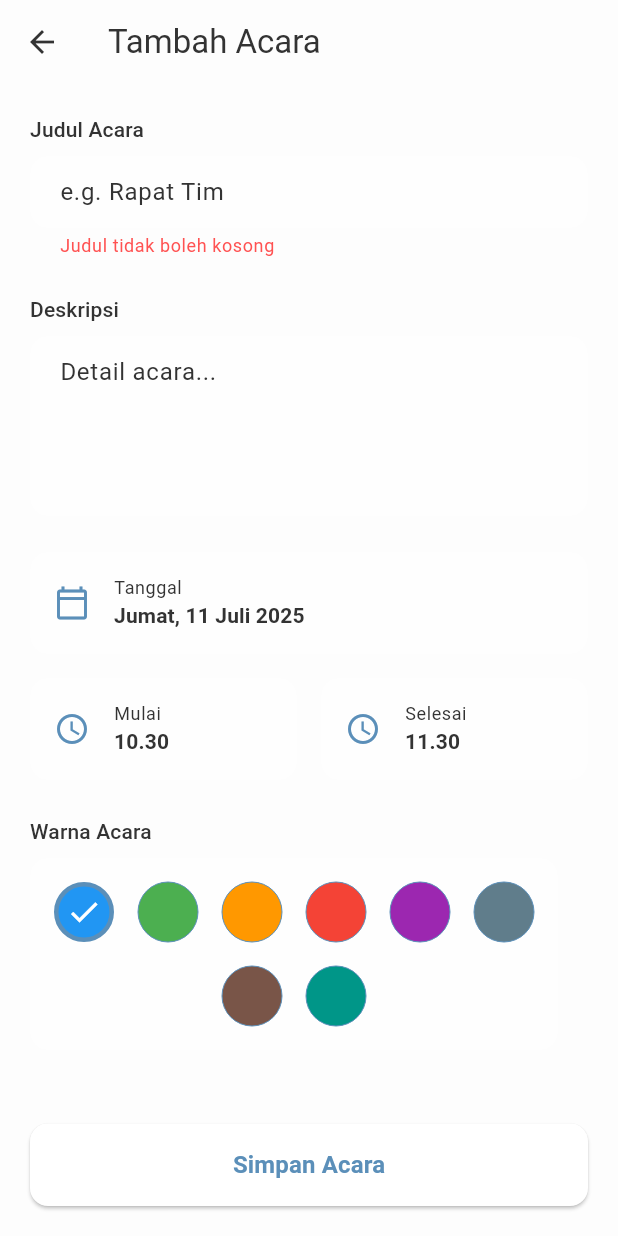
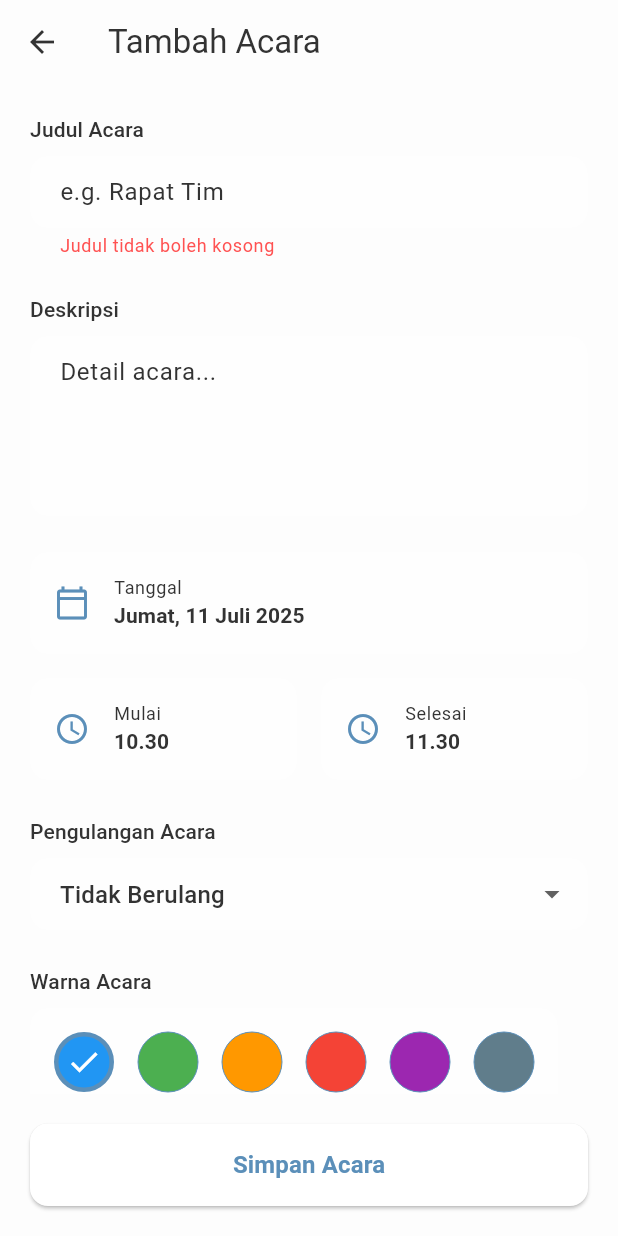
Before and after one commit to elxenz/kalender-final, a Flutter app: the EditEventScreen screen opened directly, after a tap on "Simpan Acara", on a phone screen of 412 x 824 dp. Run offline on Flutter 3.47's test engine with Material 3 defaults, Android fonts, the phone set to English and light mode, and no system bars; our stand-ins replace calendar_view, equatable, flutter_animate, flutter_local_notifications, shared_preferences, sqflite and 2 more; accounts and stored records are empty; statements that could not run were skipped.

Commit message:
finalisasi

```diff
--- a/lib/features/calendar/domain/entities/event.dart
+++ b/lib/features/calendar/domain/entities/event.dart
@@ -1,5 +1,8 @@
 import 'package:equatable/equatable.dart';
 import 'package:flutter/material.dart';
+
+// --- TAMBAHAN BARU: Enum untuk aturan pengulangan ---
+enum RecurrenceType { none, daily, weekly, monthly }
 
 class Event extends Equatable {
   final int? id;
@@ -9,6 +12,9 @@ class Event extends Equatable {
   final TimeOfDay startTime;
   final TimeOfDay endTime;
   final int colorValue;
+  // --- TAMBAHAN BARU: Properti untuk pengulangan ---
+  final RecurrenceType recurrenceType;
+  final DateTime? untilDate;
 
   const Event({
     this.id,
@@ -18,13 +24,23 @@ class Event extends Equatable {
     required this.startTime,
     required this.endTime,
     this.colorValue = 0xFF2196F3, // Warna biru sebagai default
+    this.recurrenceType = RecurrenceType.none, // Default tidak berulang
+    this.untilDate,
   });
 
   @override
-  List<Object?> get props =>
-      [id, title, description, date, startTime, endTime, colorValue];
+  List<Object?> get props => [
+        id,
+        title,
+        description,
+        date,
+        startTime,
+        endTime,
+        colorValue,
+        recurrenceType,
+        untilDate,
+      ];
 
-  // Helper untuk membuat salinan event dengan beberapa nilai yang diubah
   Event copyWith({
     int? id,
     String? title,
@@ -33,6 +49,8 @@ class Event extends Equatable {
     TimeOfDay? startTime,
     TimeOfDay? endTime,
     int? colorValue,
+    RecurrenceType? recurrenceType,
+    DateTime? untilDate,
   }) {
     return Event(
       id: id ?? this.id,
@@ -42,6 +60,8 @@ class Event extends Equatable {
       startTime: startTime ?? this.startTime,
       endTime: endTime ?? this.endTime,
       colorValue: colorValue ?? this.colorValue,
+      recurrenceType: recurrenceType ?? this.recurrenceType,
+      untilDate: untilDate ?? this.untilDate,
     );
   }
 }
--- a/lib/features/calendar/presentation/screens/calendar_screen.dart
+++ b/lib/features/calendar/presentation/screens/calendar_screen.dart
@@ -481,3 +481,4 @@ class _CalendarScreenState extends State<CalendarScreen> {
     );
   }
 }
+//aden
--- a/lib/features/calendar/presentation/screens/edit_event_screen.dart
+++ b/lib/features/calendar/presentation/screens/edit_event_screen.dart
@@ -27,6 +27,9 @@ class _EditEventScreenState extends State<EditEventScreen> {
   late TimeOfDay _startTime;
   late TimeOfDay _endTime;
   late int _selectedColorValue;
+  // State untuk fitur pengulangan
+  late RecurrenceType _recurrenceType;
+  DateTime? _untilDate;
 
   final List<Color> _colors = [
     const Color(0xFF2196F3), // Blue
@@ -51,6 +54,10 @@ class _EditEventScreenState extends State<EditEventScreen> {
         TimeOfDay(
             hour: TimeOfDay.now().hour + 1, minute: TimeOfDay.now().minute);
     _selectedColorValue = widget.event?.colorValue ?? _colors.first.value;
+
+    // Inisialisasi state pengulangan
+    _recurrenceType = widget.event?.recurrenceType ?? RecurrenceType.none;
+    _untilDate = widget.event?.untilDate;
   }
 
   @override
@@ -141,6 +148,10 @@ class _EditEventScreenState extends State<EditEventScreen> {
                   ),
                 ],
               ),
+              const SizedBox(height: 24),
+
+              // --- Bagian Pengulangan ---
+              _buildRecurrenceSection(),
               const SizedBox(height: 24),
 
               // --- Pemilih Warna ---
@@ -261,16 +272,74 @@ class _EditEventScreenState extends State<EditEventScreen> {
     );
   }
 
+  Widget _buildRecurrenceSection() {
+    final textTheme = Theme.of(context).textTheme;
+    return Column(
+      crossAxisAlignment: CrossAxisAlignment.start,
+      children: [
+        Text('Pengulangan Acara', style: textTheme.labelLarge),
+        const SizedBox(height: 8),
+        DropdownButtonFormField<RecurrenceType>(
+          value: _recurrenceType,
+          decoration: _inputDecoration(hintText: 'Atur pengulangan'),
+          items: const [
+            DropdownMenuItem(
+                value: RecurrenceType.none, child: Text('Tidak Berulang')),
+            DropdownMenuItem(
+                value: RecurrenceType.daily, child: Text('Setiap Hari')),
+            DropdownMenuItem(
+                value: RecurrenceType.weekly, child: Text('Setiap Minggu')),
+            DropdownMenuItem(
+                value: RecurrenceType.monthly, child: Text('Setiap Bulan')),
+          ],
+          onChanged: (value) {
+            setState(() {
+              _recurrenceType = value ?? RecurrenceType.none;
+              if (_recurrenceType == RecurrenceType.none) {
+                _untilDate = null;
+              }
+            });
+          },
+        ),
+        if (_recurrenceType != RecurrenceType.none) ...[
+          const SizedBox(height: 16),
+          _buildPickerCard(
+            icon: Icons.event_repeat_outlined,
+            label: 'Ulangi Hingga',
+            value: _untilDate == null
+                ? 'Pilih tanggal'
+                : DateFormat('d MMMM y', 'id_ID').format(_untilDate!),
+            onTap: _selectUntilDate,
+          ),
+        ],
+      ],
+    );
+  }
+
   Future<void> _selectDate() async {
     final DateTime? picked = await showDatePicker(
       context: context,
       initialDate: _selectedDate,
-      firstDate: DateTime(2020),
+      firstDate: DateTime.now(),
       lastDate: DateTime(2030),
     );
     if (picked != null && picked != _selectedDate) {
       setState(() {
         _selectedDate = picked;
+      });
+    }
+  }
+
+  Future<void> _selectUntilDate() async {
+    final DateTime? picked = await showDatePicker(
+      context: context,
+      initialDate: _untilDate ?? _selectedDate.add(const Duration(days: 30)),
+      firstDate: _selectedDate,
+      lastDate: DateTime(2030),
+    );
+    if (picked != null) {
+      setState(() {
+        _untilDate = picked;
       });
     }
   }
@@ -305,6 +374,14 @@ class _EditEventScreenState extends State<EditEventScreen> {
       return;
     }
 
+    if (_recurrenceType != RecurrenceType.none && _untilDate == null) {
+      ScaffoldMessenger.of(context).showSnackBar(
+        const SnackBar(
+            content: Text('Harap tentukan tanggal akhir pengulangan')),
+      );
+      return;
+    }
+
     // Validasi waktu
     if ((_endTime.hour < _startTime.hour) ||
         (_endTime.hour == _startTime.hour &&
@@ -324,12 +401,14 @@ class _EditEventScreenState extends State<EditEventScreen> {
       startTime: _startTime,
       endTime: _endTime,
       colorValue: _selectedColorValue,
+      recurrenceType: _recurrenceType,
+      untilDate: _untilDate,
     );
 
-    // Simpan referensi sebelum await
-    if (!mounted) return;
+    if (!mounted) {
+      return;
+    }
     final eventProvider = context.read<EventProvider>();
-    final scaffoldMessenger = ScaffoldMessenger.of(context);
     final navigator = Navigator.of(context);
 
     try {
@@ -338,11 +417,12 @@ class _EditEventScreenState extends State<EditEventScreen> {
       } else {
         await eventProvider.updateEvent(event);
       }
-      navigator.pop(true); // Kirim sinyal sukses
+      navigator.pop(true);
     } catch (e) {
-      scaffoldMessenger.showSnackBar(
-        SnackBar(content: Text('Gagal menyimpan acara: $e')),
-      );
+      if (mounted) {
+        ScaffoldMessenger.of(context)
+            .showSnackBar(SnackBar(content: Text('Gagal menyimpan acara: $e')));
+      }
     }
   }
 
@@ -351,7 +431,8 @@ class _EditEventScreenState extends State<EditEventScreen> {
       context: context,
       builder: (context) => AlertDialog(
         title: const Text('Hapus Acara'),
-        content: const Text('Apakah Anda yakin ingin menghapus acara ini?'),
+        content: const Text(
+            'Apakah Anda yakin ingin menghapus acara ini? Ini akan menghapus semua pengulangannya.'),
         actions: [
           TextButton(
             onPressed: () => Navigator.pop(context, false),
@@ -367,21 +448,21 @@ class _EditEventScreenState extends State<EditEventScreen> {
     );
 
     if (confirmed == true && widget.event?.id != null) {
-      // Simpan referensi sebelum await
-      if (!mounted) return;
+      if (!mounted) {
+        return;
+      }
       final eventProvider = context.read<EventProvider>();
-      final scaffoldMessenger = ScaffoldMessenger.of(context);
       final navigator = Navigator.of(context);
-
       try {
         await eventProvider.deleteEvent(widget.event!.id!);
-        // Pop dua kali untuk menutup dialog dan halaman edit
-        navigator.pop(true); // Kirim sinyal sukses
+        navigator.pop(true);
       } catch (e) {
-        scaffoldMessenger.showSnackBar(
-          SnackBar(content: Text('Gagal menghapus acara: $e')),
-        );
+        if (mounted) {
+          ScaffoldMessenger.of(context).showSnackBar(
+              SnackBar(content: Text('Gagal menghapus acara: $e')));
+        }
       }
     }
   }
 }
+//aden
--- a/lib/features/calendar/presentation/widgets/event_search_delegate.dart
+++ b/lib/features/calendar/presentation/widgets/event_search_delegate.dart
@@ -94,3 +94,4 @@ class EventSearchDelegate extends SearchDelegate<Event?> {
     );
   }
 }
+//aden
--- a/lib/features/settings/domain/repositories/settings_repository.dart
+++ b/lib/features/settings/domain/repositories/settings_repository.dart
@@ -1,4 +1,3 @@
-// lib/features/settings/domain/repositories/settings_repository.dart
 import 'package:kalender/features/settings/domain/entities/app_settings.dart';
 
 abstract class SettingsRepository {
--- a/lib/features/todo/domain/todo.dart
+++ b/lib/features/todo/domain/todo.dart
@@ -67,3 +67,4 @@ class Todo extends Equatable {
   @override
   List<Object?> get props => [id, title, isCompleted, dueDate, reminderTime];
 }
+//aden
--- a/lib/features/todo/presentation/provider/todo_provider.dart
+++ b/lib/features/todo/presentation/provider/todo_provider.dart
@@ -101,3 +101,4 @@ class TodoProvider extends ChangeNotifier {
     }
   }
 }
+//aden
--- a/lib/features/todo/presentation/screens/todo_list_screen.dart
+++ b/lib/features/todo/presentation/screens/todo_list_screen.dart
@@ -194,3 +194,4 @@ class TodoListScreen extends StatelessWidget {
     );
   }
 }
+//aden
```
Also changed, not shown: lib/core/database/database_helper.dart (+7 -8 lines), lib/features/calendar/data/models/event_model.dart (+16 -5 lines), lib/features/calendar/presentation/provider/event_provider.dart (+44 -7 lines), lib/features/calendar/presentation/widgets/app_drawer.dart (+0 -11 lines), 1 other file.
